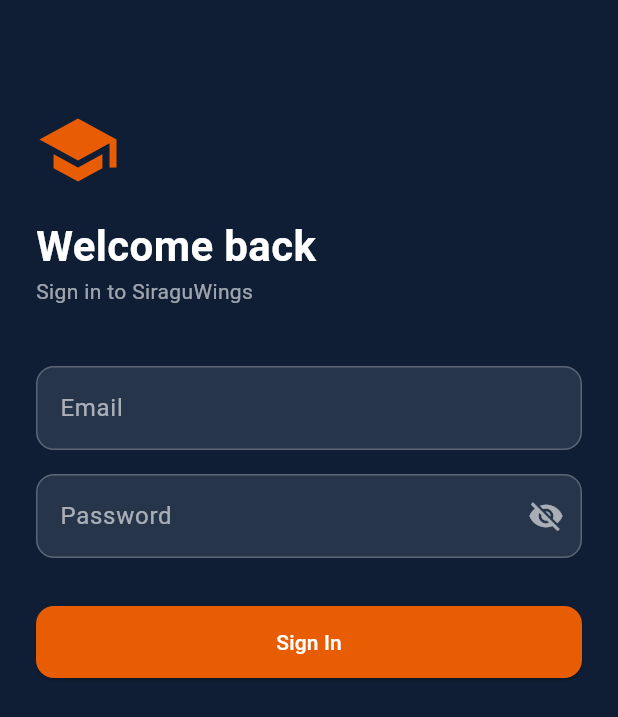
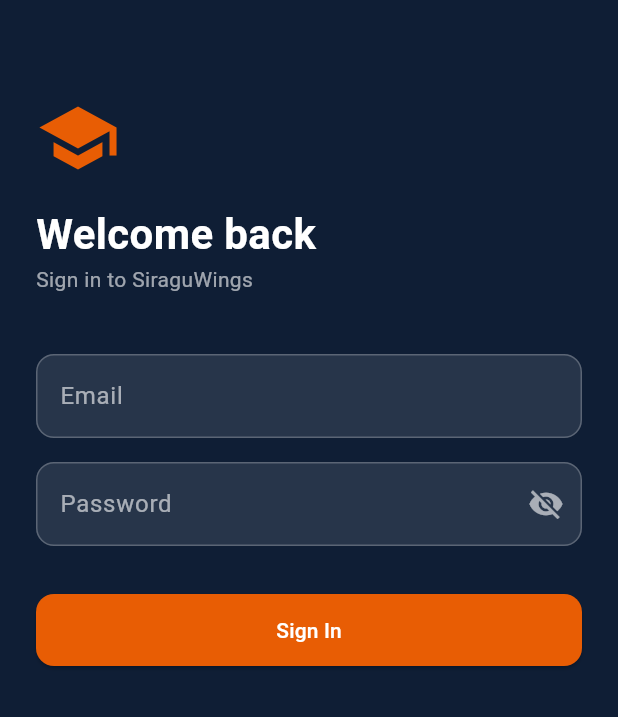
Before and after one commit to karthikrajt29-cmyk/SiraguWings, a Flutter app: the LoginScreen screen opened by its route, on a phone screen of 412 x 824 dp. Shown: the top 717 px of the screen. Run offline on Flutter 3.47's test engine with Material 3 defaults, Android fonts, the phone set to English and light mode, and no system bars; our stand-ins replace cached_network_image, dio, firebase_auth, firebase_core, firebase_messaging, flutter_secure_storage and 2 more; missing offline and left inert: mobile_scanner; accounts and stored records are empty.

Commit message:
-- few more changes

```diff
--- a/mobile/lib/app/module/auth/ui/login_screen.dart
+++ b/mobile/lib/app/module/auth/ui/login_screen.dart
@@ -29,12 +29,12 @@ class _LoginScreenState extends State<LoginScreen> {
     return Scaffold(
       backgroundColor: AppColors.navy,
       body: SafeArea(
-        child: Padding(
+        child: SingleChildScrollView(
           padding: const EdgeInsets.all(24),
           child: Column(
             crossAxisAlignment: CrossAxisAlignment.start,
             children: [
-              const SizedBox(height: 48),
+              const SizedBox(height: 40),
               const Icon(Icons.school, size: 56, color: AppColors.primary),
               const SizedBox(height: 16),
               const Text(
@@ -115,6 +115,7 @@ class _LoginScreenState extends State<LoginScreen> {
                           )
                         : const Text('Sign In'),
                   )),
+              const SizedBox(height: 24),
             ],
           ),
         ),
```
Also changed, not shown: .claude/settings.local.json, 4 other files.
